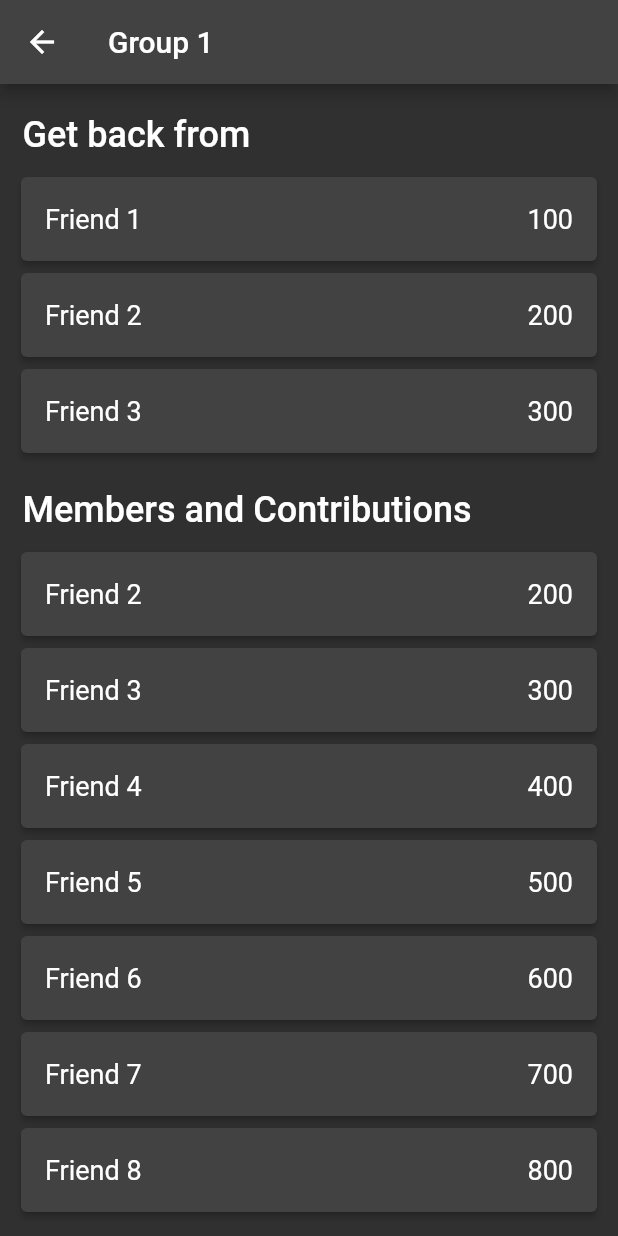
After one commit to 159aadi314/campus_splitwise, a Flutter app: the screen it shows once a user with an empty profile is signed in, after a tap on an icon or button, on a phone screen of 412 x 824 dp. The commit adds this screen. Run offline on Flutter 3.47's test engine with Material 2 defaults, Android fonts, the phone set to English and light mode, and no system bars; our stand-ins replace email_validator, firebase_auth, firebase_core, font_awesome_flutter, google_sign_in; accounts and stored records are empty.

Commit message:
group page setup done

```diff
--- a/lib/src/MainPage.dart
+++ b/lib/src/MainPage.dart
@@ -2,7 +2,7 @@ import 'package:campus_splitwise/src/account_page.dart';
 import 'package:flutter/material.dart';
 import 'package:campus_splitwise/src/friends/friends.dart';
 import 'package:campus_splitwise/src/activity_page.dart';
-import 'package:campus_splitwise/src/group_page.dart';
+import 'package:campus_splitwise/src/groups/groups_home_page.dart';
 
 class MainPage extends StatefulWidget {
   MainPage({Key? key}) : super(key: key);
--- a/lib/src/friends/friends.dart
+++ b/lib/src/friends/friends.dart
@@ -10,7 +10,7 @@ class FriendsPage extends StatefulWidget {
 }
 
 class _FriendsPageState extends State<FriendsPage> {
-  final List<Map<String,dynamic>> _allfriends = List.generate(20, (index) {
+  final List<Map<String,dynamic>> _allfriends = List.generate(10, (index) {
     return {
       'id': '$index',
       'name': 'Friend ${index + 1}',
@@ -58,7 +58,13 @@ class _FriendsPageState extends State<FriendsPage> {
         padding: const EdgeInsets.all(10),
         child:
         Column(
-          children: [
+          children:
+          _allfriends.isEmpty ?
+          <Widget>[
+            SizedBox(height: 20),
+            Center(child: Text('Add a friend to start', style: TextStyle(fontSize: 24))),
+          ] :
+          [
             TextField(
               onChanged: (value) => _runFilter(value),
               decoration: const InputDecoration(
--- a/lib/src/groups/create_group_addfriends.dart
+++ b/lib/src/groups/create_group_addfriends.dart
@@ -115,7 +115,7 @@ class _AddGroupPage extends State<AddGroupPage> {
           },
           // Add your onPressed code here!
 
-          child: const Icon(Icons.send),
+          child: const Icon(Icons.keyboard_arrow_right_rounded, size: 40 ),
         ),
 
 
--- /dev/null
+++ b/lib/src/groups/group_page.dart
@@ -0,0 +1,136 @@
+import 'package:flutter/material.dart';
+
+class Group extends StatefulWidget {
+  const Group({Key? key, required this.group}) : super(key: key);
+  final Map<String, dynamic> group;
+
+  @override
+  State<Group> createState() => _GroupState();
+}
+
+class _GroupState extends State<Group> {
+  // CONNECTED USERS STUFF --------------------
+  final List<Map<String, dynamic>> cnu = List.generate(3, (index) {
+    return {
+      'friend_name': 'Friend ${index + 1}',
+      'amount': 100 * index + 100,
+    };
+  });
+  final Map<String, dynamic> mapping = {
+    'connected_users': <List<Map<String, dynamic>>>[],
+    "get_back": true,
+  };
+  // GROUP MEMBERS STUFF ----------------------
+  final List<Map<String, dynamic>> groupMembers = List.generate(10, (index) {
+    return {
+      'uid': '${index + 1}',
+      'name': 'Friend ${index + 1}',
+      'contribution': 100 * index + 100,
+    };
+  });
+  // ------------------------------------------
+  final _formKey = GlobalKey<FormState>();
+  final Map<String, dynamic> group = <String, dynamic>{};
+
+  // initial values of the friend as empty map
+  @override
+  void initState() {
+    super.initState();
+    group.addAll(widget.group);
+    // use the group id from above to get the group members and stuff
+
+    // CONNECTED USERS --------------
+    mapping['connected_users'] = cnu;
+    print(mapping.toString());
+  }
+
+  static const headingStyle = TextStyle(fontSize: 24, fontWeight: FontWeight.w500);
+  static const textStyle  = TextStyle(fontSize: 18, fontWeight: FontWeight.w400);
+  @override
+  Widget build(BuildContext context) {
+    return Hero(
+      tag: 'group-${group['id']}',
+      child: Scaffold(
+        appBar: AppBar(
+          title: Text('${group['name']}'),
+        ),
+        body: Padding(
+          padding: EdgeInsets.all(10),
+          child:
+          Column(
+            mainAxisAlignment: MainAxisAlignment.center,
+            crossAxisAlignment: CrossAxisAlignment.start,
+            children: [
+              Expanded(
+
+                child: ListView.builder(
+                  itemCount: groupMembers.length + cnu.length + 2,
+                  itemBuilder: (context, index) {
+                    return
+                      index == 0 ?
+                      buildHeading1()
+                      :
+                      index == cnu.length + 1 ?
+                      buildHeading2()
+                      :
+                      index < cnu.length + 1 ?
+                      buildConnectedUser(index - 1 )
+                      :
+                      index < groupMembers.length + cnu.length + 1 ?
+                      buildMember(index - cnu.length - 1)
+                      :
+                      SizedBox(height: 10,);
+                  }
+                ),
+              ),
+
+
+            ],
+          ),
+        ),
+      ),
+    );
+  }
+
+  buildHeading1 () =>
+      Padding(
+        padding: EdgeInsets.fromLTRB(5, 10, 5, 10),
+        child:
+          mapping['get_back']
+          ? (const Text('Get back from ', style: headingStyle))
+          : (const Text( 'You owe ', style: headingStyle ))
+
+      );
+
+  buildHeading2 () =>
+      const Padding(
+        padding: EdgeInsets.fromLTRB(5, 20, 5, 10),
+        child:
+         Text('Members and Contributions', style: headingStyle)
+      );
+
+  buildConnectedUser (int index) =>
+    Card(
+      key: ValueKey(mapping['connected_users'][index]['name']),
+      elevation: 2,
+
+      child: ListTile(
+        title:
+            Text(mapping['connected_users'][index]['friend_name'], style: textStyle,),
+        trailing:
+            Text('${mapping['connected_users'][index]['amount']}' , style: textStyle,),
+      )
+    );
+  buildMember (int index) =>
+    Card(
+      key: ValueKey(groupMembers[index]['uid']),
+      elevation: 2,
+
+      child: ListTile(
+        title:
+            Text(groupMembers[index]['name'], style: textStyle,),
+        trailing:
+            Text('${groupMembers[index]['contribution']}' , style: textStyle,),
+      ),
+    );
+}
--- a/lib/src/group_page.dart
+++ b/lib/src/groups/groups_home_page.dart
@@ -1,5 +1,7 @@
 import 'package:flutter/material.dart';
 import 'package:campus_splitwise/src/groups/create_group_addfriends.dart';
+
+import 'group_page.dart';
 
 class GroupsPage extends StatefulWidget {
   const GroupsPage({Key? key}) : super(key: key);
@@ -9,7 +11,7 @@ class GroupsPage extends StatefulWidget {
 }
 
 class _GroupsPageState extends State<GroupsPage> {
-  final List<Map<String,dynamic>> _allgroups = List.generate(20, (index) {
+  final List<Map<String,dynamic>> _allgroups = List.generate(10, (index) {
     return {
       'id': '$index',
       'name': 'Group ${index + 1}',
@@ -64,7 +66,13 @@ class _GroupsPageState extends State<GroupsPage> {
         padding: const EdgeInsets.all(10),
         child:
         Column(
-          children: [
+          children:
+          _allgroups.isEmpty ?
+          [
+            const SizedBox(height: 20),
+            Center(child:const Text('Create a group to start', style: TextStyle(fontSize: 24))),
+          ] :
+          [
             TextField(
               onChanged: (value) => _runFilter(value),
               decoration: const InputDecoration(
@@ -74,7 +82,9 @@ class _GroupsPageState extends State<GroupsPage> {
               height: 20,
             ),
             Expanded(
-              child: _foundGroups.isNotEmpty
+              child:
+
+              _foundGroups.isNotEmpty
                   ? ListView.builder(
                 itemCount: _foundGroups.length,
                 itemBuilder: (context, index) =>
@@ -120,7 +130,13 @@ class _GroupsPageState extends State<GroupsPage> {
           visualDensity: VisualDensity.comfortable,
           // increase size of this icon
           leading:
-          const Icon(Icons.group),
+            const Icon(Icons.group),
+          onTap: () {
+            Navigator.push(
+              context,
+              MaterialPageRoute(builder: (context) => Group(group: group)),
+            );
+          },
           title: Column(
             mainAxisAlignment: MainAxisAlignment.start,
             crossAxisAlignment: CrossAxisAlignment.start,
```
